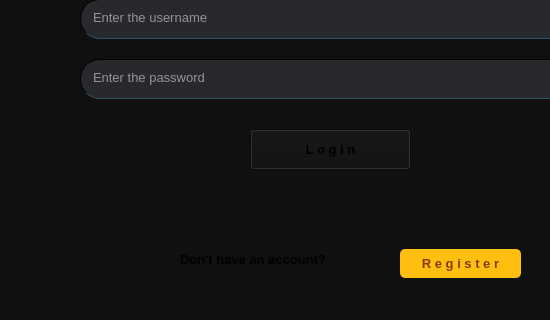
First picture: the form in frontend/login.ui, repository rushii1192/covid-mgmt, before the edit; both pictures show x 0 to 550 and y 270 to 590 of the 656 by 590 pixel window.
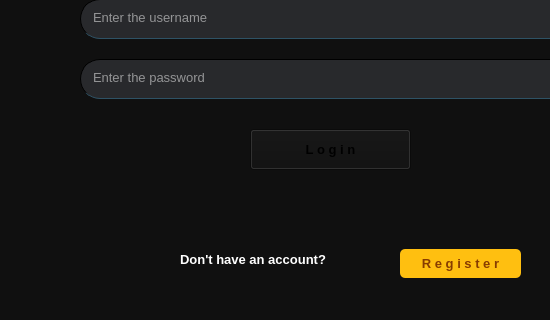
Second picture: the form after the edit.

What changed in the file:
```diff
--- a/frontend/login.ui
+++ b/frontend/login.ui
@@ -141,6 +141,9 @@
       <bold>true</bold>
      </font>
     </property>
+    <property name="styleSheet">
+     <string notr="true">color:white;</string>
+    </property>
     <property name="text">
      <string>Don't have an account?</string>
     </property>
```
Left out of the diff: 16 changed lines with no effect on the pictures.
